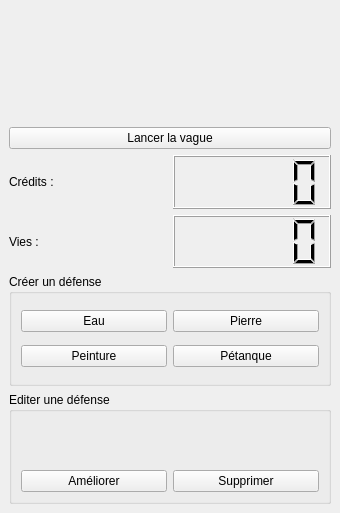
Old version of the form src/dock.ui in the repository farnyser/towerdefense.
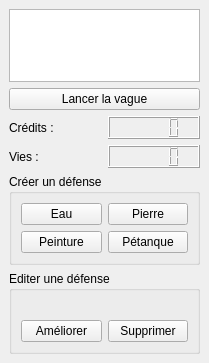
New version of the form.

Commit message: Chanegement de l'affichage des commentaires

Patch:
```diff
--- a/src/dock.ui
+++ b/src/dock.ui
@@ -6,10 +6,22 @@
    <rect>
     <x>0</x>
     <y>0</y>
-    <width>340</width>
-    <height>513</height>
+    <width>209</width>
+    <height>363</height>
    </rect>
   </property>
+  <property name="sizePolicy">
+   <sizepolicy hsizetype="Preferred" vsizetype="Preferred">
+    <horstretch>0</horstretch>
+    <verstretch>0</verstretch>
+   </sizepolicy>
+  </property>
+  <property name="maximumSize">
+   <size>
+    <width>524287</width>
+    <height>524287</height>
+   </size>
+  </property>
   <property name="features">
    <set>QDockWidget::DockWidgetFloatable|QDockWidget::DockWidgetMovable</set>
   </property>
@@ -19,9 +31,15 @@
   <widget class="QWidget" name="dockWidgetContents">
    <layout class="QVBoxLayout" name="verticalLayout">
     <item>
-     <widget class="QLabel" name="waveComment">
-      <property name="text">
-       <string/>
+     <widget class="QTextBrowser" name="waveComment">
+      <property name="enabled">
+       <bool>true</bool>
+      </property>
+      <property name="maximumSize">
+       <size>
+        <width>16777215</width>
+        <height>100</height>
+       </size>
       </property>
      </widget>
     </item>
```
The commit also changes 1 other file.
